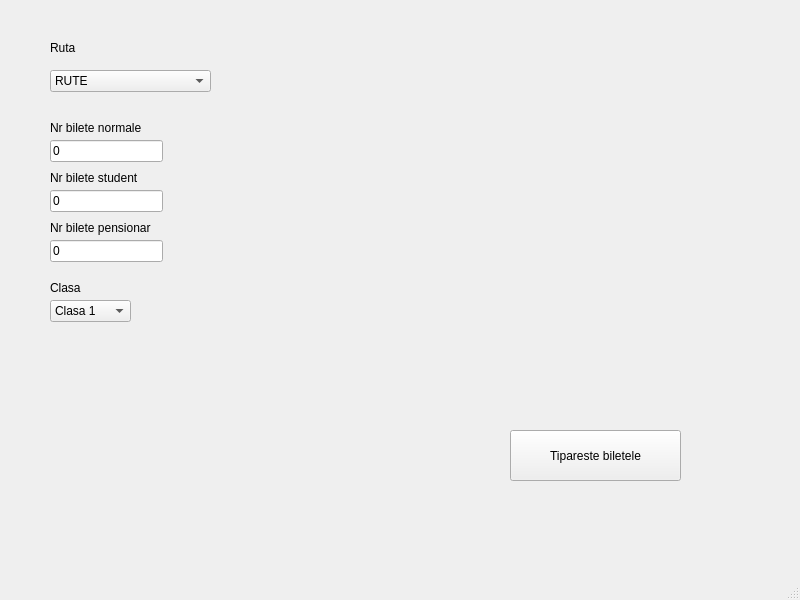
First picture: the form in Licenta/client/client/mainwindow.ui, repository grozamihai15/licenta, before the edit.
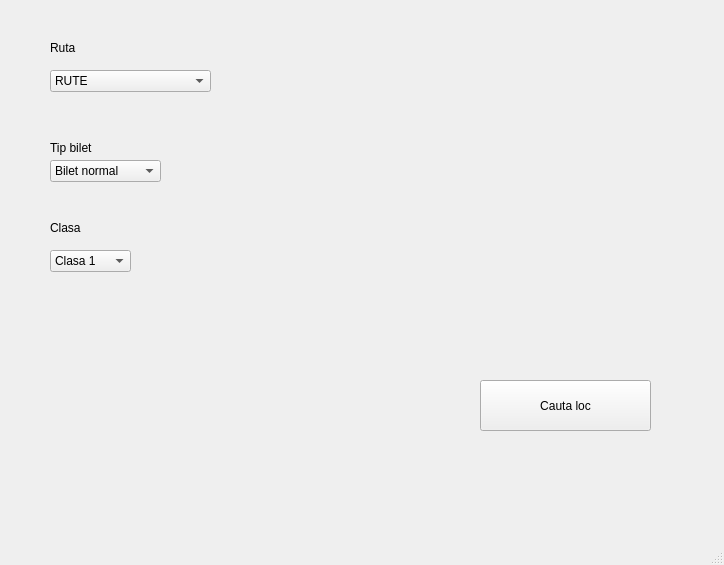
Second picture: the form after the edit.

Patch:
```diff
--- a/Licenta/client/client/mainwindow.ui
+++ b/Licenta/client/client/mainwindow.ui
@@ -6,8 +6,8 @@
    <rect>
     <x>0</x>
     <y>0</y>
-    <width>800</width>
-    <height>600</height>
+    <width>724</width>
+    <height>565</height>
    </rect>
   </property>
   <property name="windowTitle">
@@ -32,43 +32,30 @@
      </property>
     </item>
    </widget>
-   <widget class="QLineEdit" name="lineEdit">
-    <property name="geometry">
-     <rect>
-      <x>50</x>
-      <y>140</y>
-      <width>113</width>
-      <height>22</height>
-     </rect>
-    </property>
-    <property name="text">
-     <string>0</string>
-    </property>
-   </widget>
    <widget class="QPushButton" name="pushButton">
     <property name="geometry">
      <rect>
-      <x>510</x>
-      <y>430</y>
+      <x>480</x>
+      <y>380</y>
       <width>171</width>
       <height>51</height>
      </rect>
     </property>
     <property name="text">
-     <string>Tipareste biletele</string>
+     <string>Cauta loc</string>
     </property>
    </widget>
    <widget class="QLabel" name="label">
     <property name="geometry">
      <rect>
       <x>50</x>
-      <y>120</y>
+      <y>140</y>
       <width>111</width>
       <height>16</height>
      </rect>
     </property>
     <property name="text">
-     <string>Nr bilete normale</string>
+     <string>Tip bilet</string>
     </property>
    </widget>
    <widget class="QLabel" name="label_2">
@@ -84,64 +71,12 @@
      <string>Ruta</string>
     </property>
    </widget>
-   <widget class="QLineEdit" name="lineEdit_2">
-    <property name="geometry">
-     <rect>
-      <x>50</x>
-      <y>190</y>
-      <width>113</width>
-      <height>22</height>
-     </rect>
-    </property>
-    <property name="text">
-     <string>0</string>
-    </property>
-   </widget>
-   <widget class="QLabel" name="label_3">
-    <property name="geometry">
-     <rect>
-      <x>50</x>
-      <y>170</y>
-      <width>111</width>
-      <height>16</height>
-     </rect>
-    </property>
-    <property name="text">
-     <string>Nr bilete student</string>
-    </property>
-   </widget>
-   <widget class="QLineEdit" name="lineEdit_3">
-    <property name="geometry">
-     <rect>
-      <x>50</x>
-      <y>240</y>
-      <width>113</width>
-      <height>22</height>
-     </rect>
-    </property>
-    <property name="text">
-     <string>0</string>
-    </property>
-   </widget>
-   <widget class="QLabel" name="label_4">
-    <property name="geometry">
-     <rect>
-      <x>50</x>
-      <y>220</y>
-      <width>111</width>
-      <height>16</height>
-     </rect>
-    </property>
-    <property name="text">
-     <string>Nr bilete pensionar</string>
-    </property>
-   </widget>
    <widget class="QLabel" name="raspunsServerLabel">
     <property name="geometry">
      <rect>
       <x>50</x>
       <y>350</y>
-      <width>431</width>
+      <width>311</width>
       <height>131</height>
      </rect>
     </property>
@@ -169,7 +104,7 @@
     <property name="geometry">
      <rect>
       <x>50</x>
-      <y>300</y>
+      <y>250</y>
       <width>81</width>
       <height>22</height>
      </rect>
@@ -189,7 +124,7 @@
     <property name="geometry">
      <rect>
       <x>50</x>
-      <y>280</y>
+      <y>220</y>
       <width>49</width>
       <height>16</height>
      </rect>
@@ -198,6 +133,31 @@
      <string>Clasa</string>
     </property>
    </widget>
+   <widget class="QComboBox" name="tipbiletBox">
+    <property name="geometry">
+     <rect>
+      <x>50</x>
+      <y>160</y>
+      <width>111</width>
+      <height>22</height>
+     </rect>
+    </property>
+    <item>
+     <property name="text">
+      <string>Bilet normal</string>
+     </property>
+    </item>
+    <item>
+     <property name="text">
+      <string>Bilet student</string>
+     </property>
+    </item>
+    <item>
+     <property name="text">
+      <string>Bilet pensionar</string>
+     </property>
+    </item>
+   </widget>
   </widget>
   <widget class="QMenuBar" name="menubar">
    <property name="geometry">
```
Left out of the diff: 2 changed lines with no effect on the pictures.
